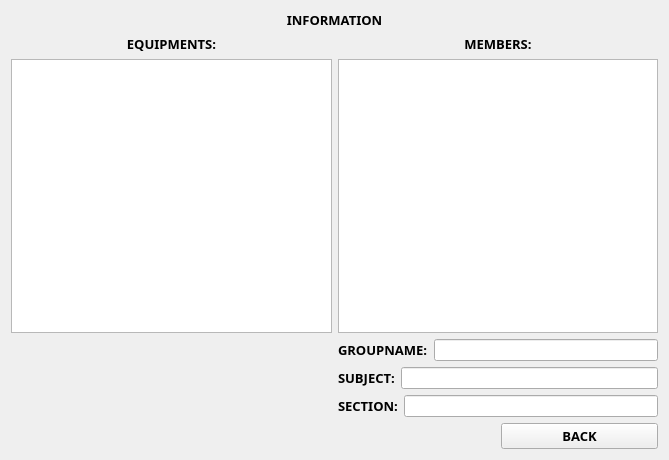
Before: the Qt Designer form infopopup.ui in markytools/sume-borrower-app, drawn with Qt 5.
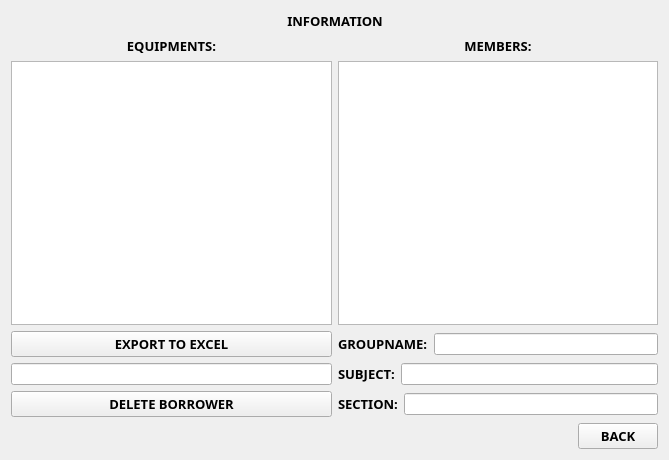
After: the same form once the commit is applied.

Diff of the .ui file:
```diff
--- a/infopopup.ui
+++ b/infopopup.ui
@@ -26,13 +26,150 @@
    <string>Form</string>
   </property>
   <layout class="QGridLayout" name="gridLayout">
-   <item row="2" column="0" colspan="2">
+   <item row="0" column="0" colspan="2">
+    <layout class="QHBoxLayout" name="horizontalLayout_6">
+     <item>
+      <spacer name="horizontalSpacer">
+       <property name="orientation">
+        <enum>Qt::Horizontal</enum>
+       </property>
+       <property name="sizeHint" stdset="0">
+        <size>
+         <width>252</width>
+         <height>20</height>
+        </size>
+       </property>
+      </spacer>
+     </item>
+     <item>
+      <widget class="QLabel" name="label_3">
+       <property name="font">
+        <font>
+         <family>Segoe UI Black</family>
+         <pointsize>10</pointsize>
+         <weight>75</weight>
+         <bold>true</bold>
+        </font>
+       </property>
+       <property name="text">
+        <string>INFORMATION</string>
+       </property>
+       <property name="alignment">
+        <set>Qt::AlignCenter</set>
+       </property>
+      </widget>
+     </item>
+     <item>
+      <spacer name="horizontalSpacer_2">
+       <property name="orientation">
+        <enum>Qt::Horizontal</enum>
+       </property>
+       <property name="sizeHint" stdset="0">
+        <size>
+         <width>214</width>
+         <height>20</height>
+        </size>
+       </property>
+      </spacer>
+     </item>
+    </layout>
+   </item>
+   <item row="1" column="0" colspan="2">
+    <layout class="QVBoxLayout" name="verticalLayout_5">
+     <item>
+      <layout class="QHBoxLayout" name="horizontalLayout_5">
+       <item>
+        <layout class="QVBoxLayout" name="verticalLayout_3">
+         <item>
+          <widget class="QLabel" name="label_7">
+           <property name="font">
+            <font>
+             <family>Segoe UI Black</family>
+             <pointsize>10</pointsize>
+             <weight>75</weight>
+             <bold>true</bold>
+            </font>
+           </property>
+           <property name="text">
+            <string>EQUIPMENTS:</string>
+           </property>
+           <property name="alignment">
+            <set>Qt::AlignCenter</set>
+           </property>
+          </widget>
+         </item>
+         <item>
     <widget class="QTableWidget" name="borrowedEquipmentTable"/>
    </item>
-   <item row="2" column="2" colspan="2">
+        </layout>
+       </item>
+       <item>
+        <layout class="QVBoxLayout" name="verticalLayout_4">
+         <item>
+          <widget class="QLabel" name="label_8">
+           <property name="font">
+            <font>
+             <family>Segoe UI Black</family>
+             <pointsize>10</pointsize>
+             <weight>75</weight>
+             <bold>true</bold>
+            </font>
+           </property>
+           <property name="text">
+            <string>MEMBERS:</string>
+           </property>
+           <property name="alignment">
+            <set>Qt::AlignCenter</set>
+           </property>
+          </widget>
+         </item>
+         <item>
     <widget class="QTableWidget" name="membersTable"/>
    </item>
-   <item row="3" column="2" colspan="2">
+        </layout>
+       </item>
+      </layout>
+     </item>
+     <item>
+      <layout class="QHBoxLayout" name="horizontalLayout_4">
+       <item>
+        <layout class="QVBoxLayout" name="verticalLayout_2">
+         <item>
+          <widget class="QPushButton" name="Back_2">
+           <property name="font">
+            <font>
+             <family>Segoe UI Black</family>
+             <pointsize>10</pointsize>
+             <weight>75</weight>
+             <bold>true</bold>
+            </font>
+           </property>
+           <property name="text">
+            <string>EXPORT TO EXCEL</string>
+           </property>
+          </widget>
+         </item>
+         <item>
+          <widget class="QLineEdit" name="ItemsReturned"/>
+         </item>
+         <item>
+          <widget class="QPushButton" name="Back_3">
+           <property name="font">
+            <font>
+             <family>Segoe UI Black</family>
+             <pointsize>10</pointsize>
+             <weight>75</weight>
+             <bold>true</bold>
+            </font>
+           </property>
+           <property name="text">
+            <string>DELETE BORROWER</string>
+           </property>
+          </widget>
+         </item>
+        </layout>
+       </item>
+       <item>
     <layout class="QVBoxLayout" name="verticalLayout">
      <item>
       <layout class="QHBoxLayout" name="horizontalLayout">
@@ -102,7 +239,24 @@
      </item>
     </layout>
    </item>
-   <item row="4" column="3">
+      </layout>
+     </item>
+    </layout>
+   </item>
+   <item row="2" column="0">
+    <spacer name="horizontalSpacer_6">
+     <property name="orientation">
+      <enum>Qt::Horizontal</enum>
+     </property>
+     <property name="sizeHint" stdset="0">
+      <size>
+       <width>567</width>
+       <height>22</height>
+      </size>
+     </property>
+    </spacer>
+   </item>
+   <item row="2" column="1">
     <widget class="QPushButton" name="Back">
      <property name="font">
       <font>
@@ -117,60 +271,6 @@
      </property>
     </widget>
    </item>
-   <item row="0" column="1" colspan="2">
-    <widget class="QLabel" name="label_3">
-     <property name="font">
-      <font>
-       <family>Segoe UI Black</family>
-       <pointsize>10</pointsize>
-       <weight>75</weight>
-       <bold>true</bold>
-      </font>
-     </property>
-     <property name="text">
-      <string>INFORMATION</string>
-     </property>
-     <property name="alignment">
-      <set>Qt::AlignCenter</set>
-     </property>
-    </widget>
-   </item>
-   <item row="1" column="0" colspan="2">
-    <widget class="QLabel" name="label_7">
-     <property name="font">
-      <font>
-       <family>Segoe UI Black</family>
-       <pointsize>10</pointsize>
-       <weight>75</weight>
-       <bold>true</bold>
-      </font>
-     </property>
-     <property name="text">
-      <string>EQUIPMENTS:</string>
-     </property>
-     <property name="alignment">
-      <set>Qt::AlignCenter</set>
-     </property>
-    </widget>
-   </item>
-   <item row="1" column="2" colspan="2">
-    <widget class="QLabel" name="label_8">
-     <property name="font">
-      <font>
-       <family>Segoe UI Black</family>
-       <pointsize>10</pointsize>
-       <weight>75</weight>
-       <bold>true</bold>
-      </font>
-     </property>
-     <property name="text">
-      <string>MEMBERS:</string>
-     </property>
-     <property name="alignment">
-      <set>Qt::AlignCenter</set>
-     </property>
-    </widget>
-   </item>
   </layout>
  </widget>
  <resources/>
```
Lines whose indentation alone changed are shown as unchanged.
